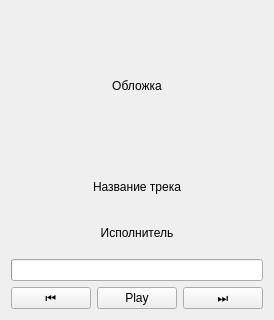
Before: the Qt Designer form res/ui/PlayerWindow.ui in kelpi-e/Raspberry-Pi-player, drawn with Qt 5.
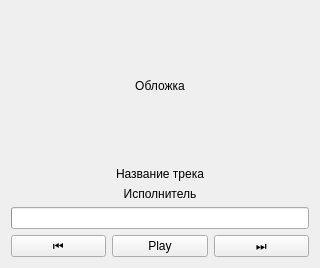
After: the same form once the commit is applied.

Commit message: swaped height and width

What changed in the file:
```diff
--- a/res/ui/PlayerWindow.ui
+++ b/res/ui/PlayerWindow.ui
@@ -6,8 +6,8 @@
    <rect>
     <x>0</x>
     <y>0</y>
-    <width>240</width>
-    <height>320</height>
+    <width>320</width>
+    <height>240</height>
    </rect>
   </property>
   <layout class="QVBoxLayout" name="vLay">
```
